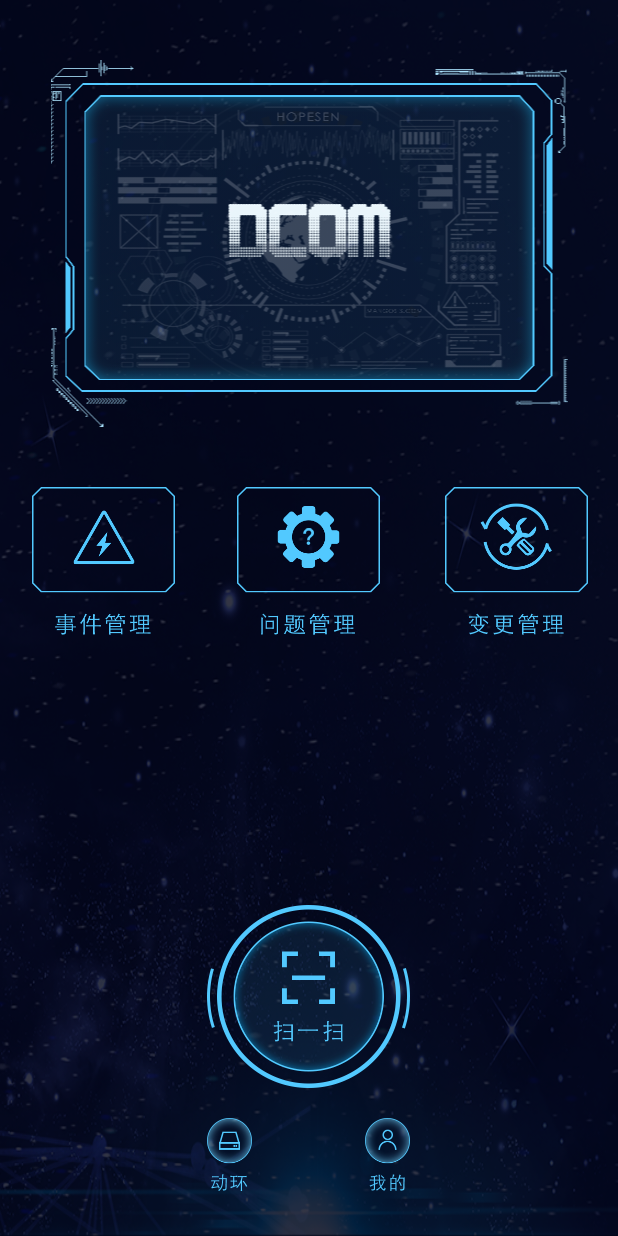
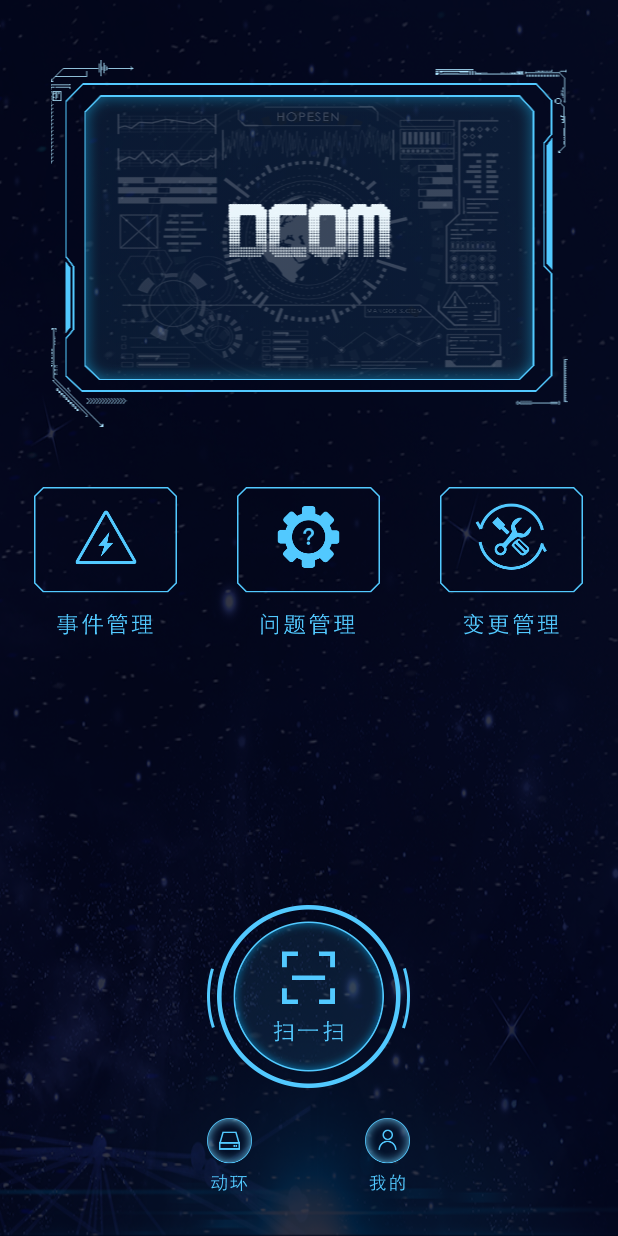
Before and after one commit to yangxinbin/dcom, an Android app: the screen it shows after launch (DcomActivity), on a phone screen of 412 x 824 dp. Run offline under Robolectric (Android 15) with nearby library versions, the phone set to English and light mode, and no system bars; our stand-ins replace ButterKnife.

Commit message:
UI修改

```diff
--- a/app/src/main/res/layout/activity_dcom.xml
+++ b/app/src/main/res/layout/activity_dcom.xml
@@ -27,8 +27,8 @@
         android:layout_below="@+id/imageView"
         android:layout_toLeftOf="@+id/scan"
         android:layout_toStartOf="@+id/scan"
-        android:layout_marginRight="21dp"
-        android:layout_marginEnd="21dp" />
+        android:layout_marginRight="20dp"
+        android:layout_marginEnd="20dp" />
 
     <ImageView
         android:id="@+id/faq"
@@ -42,11 +42,12 @@
         android:id="@+id/change"
         android:layout_width="wrap_content"
         android:layout_height="wrap_content"
-        android:layout_alignParentEnd="true"
-        android:layout_alignParentRight="true"
-        android:layout_marginRight="20dp"
+        app:srcCompat="@drawable/change"
+        android:layout_marginLeft="20dp"
+        android:layout_marginStart="20dp"
         android:layout_alignTop="@+id/faq"
-        app:srcCompat="@drawable/change" />
+        android:layout_toRightOf="@+id/scan"
+        android:layout_toEndOf="@+id/scan" />
 
     <ImageView
         android:id="@+id/scan"
```
